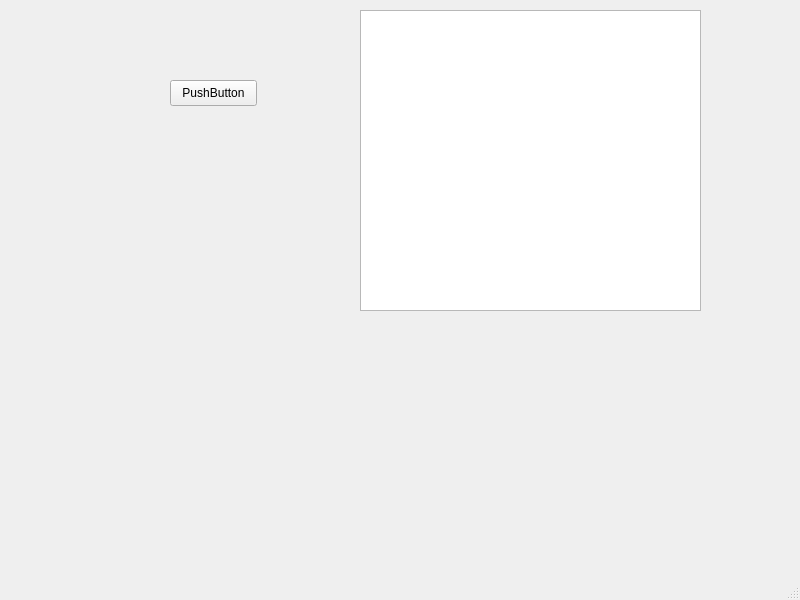
Before: the Qt Designer form src/four_colors/view/ui_files/main.ui in Dadadot/four_colors, drawn with Qt 5.
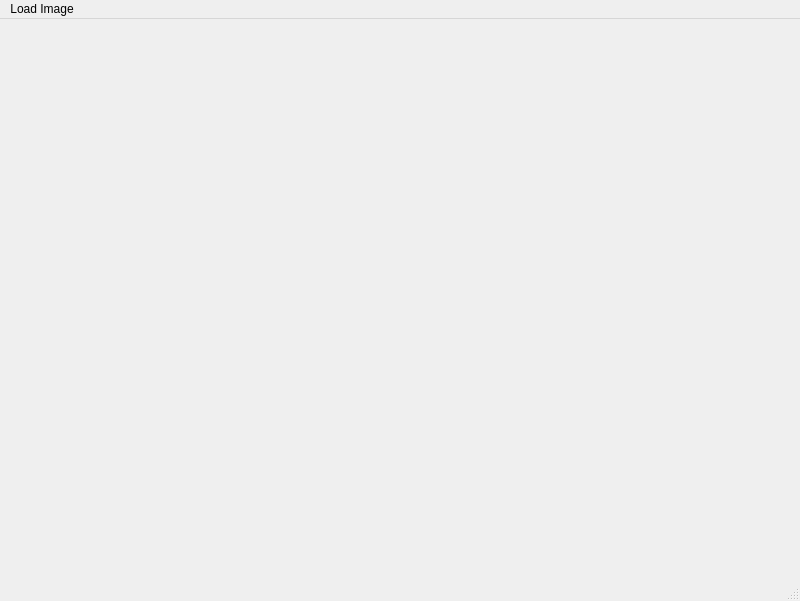
After: the same form once the commit is applied.

Commit message: everything is broken. added graphics view widget copy paste code from another project. updated gui for basic layout, not compiled yet

What changed in the file:
```diff
--- a/src/four_colors/view/ui_files/main.ui
+++ b/src/four_colors/view/ui_files/main.ui
@@ -7,47 +7,46 @@
     <x>0</x>
     <y>0</y>
     <width>800</width>
-    <height>600</height>
+    <height>601</height>
    </rect>
   </property>
   <property name="windowTitle">
    <string>MainWindow</string>
   </property>
   <widget class="QWidget" name="centralwidget">
-   <widget class="QPushButton" name="pushButton">
-    <property name="geometry">
-     <rect>
-      <x>170</x>
-      <y>80</y>
-      <width>87</width>
-      <height>26</height>
-     </rect>
-    </property>
-    <property name="text">
-     <string>PushButton</string>
-    </property>
-   </widget>
-   <widget class="QGraphicsView" name="graphicsView">
-    <property name="geometry">
-     <rect>
-      <x>360</x>
-      <y>10</y>
-      <width>341</width>
-      <height>301</height>
-     </rect>
-    </property>
-   </widget>
-   <widget class="QWidget" name="horizontalLayoutWidget">
-    <property name="geometry">
-     <rect>
-      <x>190</x>
-      <y>360</y>
-      <width>501</width>
-      <height>80</height>
-     </rect>
-    </property>
-    <layout class="QHBoxLayout" name="c_colors"/>
-   </widget>
+   <layout class="QVBoxLayout" name="verticalLayout_3">
+    <item>
+     <widget class="QWidget" name="horizontalWidget_2" native="true">
+      <layout class="QHBoxLayout" name="horizontalLayout">
+       <item>
+        <widget class="QWidget" name="c_image_main" native="true">
+         <property name="sizePolicy">
+          <sizepolicy hsizetype="Minimum" vsizetype="Minimum">
+           <horstretch>0</horstretch>
+           <verstretch>0</verstretch>
+          </sizepolicy>
+         </property>
+         <layout class="QVBoxLayout" name="verticalLayout"/>
+        </widget>
+       </item>
+       <item>
+        <layout class="QVBoxLayout" name="verticalLayout_2">
+         <item>
+          <layout class="QVBoxLayout" name="c_image_selection"/>
+         </item>
+         <item>
+          <layout class="QHBoxLayout" name="horizontalLayout_2">
+           <item>
+            <layout class="QHBoxLayout" name="c_colors"/>
+           </item>
+          </layout>
+         </item>
+        </layout>
+       </item>
+      </layout>
+     </widget>
+    </item>
+   </layout>
   </widget>
   <widget class="QMenuBar" name="menubar">
    <property name="geometry">
@@ -58,6 +57,12 @@
      <height>23</height>
     </rect>
    </property>
+   <widget class="QMenu" name="menuLoad_Image">
+    <property name="title">
+     <string>Load Image</string>
+    </property>
+   </widget>
+   <addaction name="menuLoad_Image"/>
   </widget>
   <widget class="QStatusBar" name="statusbar"/>
  </widget>
```
The commit also changes 7 other files.
